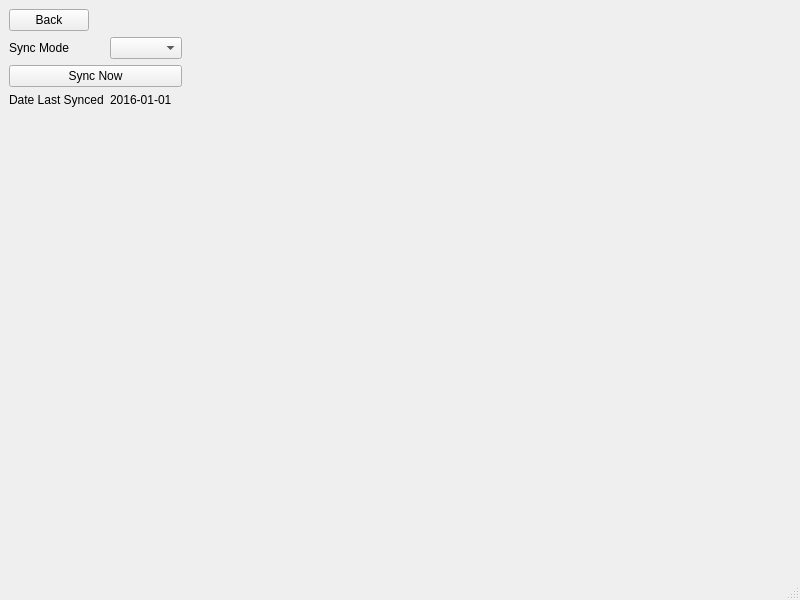
The window that views/settingsview.ui (Vermont-EPSCoR/Macroinvertebrates) describes before a commit, drawn with Qt 5.
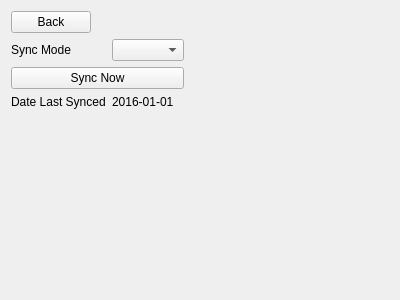
The same window after the commit.

Commit message:
Ported views from QMainWindows to QWidgets
Removed locationview

Diff of the .ui file:
```diff
--- a/views/settingsview.ui
+++ b/views/settingsview.ui
@@ -1,22 +1,18 @@
 <?xml version="1.0" encoding="UTF-8"?>
 <ui version="4.0">
  <class>SettingsView</class>
- <widget class="QMainWindow" name="SettingsView">
+ <widget class="QWidget" name="SettingsView">
   <property name="geometry">
    <rect>
     <x>0</x>
     <y>0</y>
-    <width>800</width>
-    <height>600</height>
+    <width>400</width>
+    <height>300</height>
    </rect>
   </property>
   <property name="windowTitle">
    <string>VT EPSCoR Field Guide</string>
   </property>
-  <property name="styleSheet">
-   <string notr="true"/>
-  </property>
-  <widget class="QWidget" name="centralwidget">
    <layout class="QVBoxLayout" name="verticalLayout">
     <item>
      <layout class="QHBoxLayout" name="horizontalLayout">
@@ -47,17 +43,24 @@
       <item>
        <layout class="QGridLayout" name="gridLayout">
         <item row="0" column="0">
-         <widget class="QLabel" name="label_2">
+        <widget class="QLabel" name="label">
           <property name="text">
            <string>Sync Mode</string>
           </property>
          </widget>
         </item>
         <item row="0" column="1">
-         <widget class="QComboBox" name="comboBox"/>
+        <widget class="QComboBox" name="syncModeComboBox"/>
+       </item>
+       <item row="1" column="0" colspan="2">
+        <widget class="QPushButton" name="syncButton">
+         <property name="text">
+          <string>Sync Now</string>
+         </property>
+        </widget>
         </item>
         <item row="2" column="0">
-         <widget class="QLabel" name="label_4">
+        <widget class="QLabel" name="label_2">
           <property name="text">
            <string>Date Last Synced</string>
           </property>
@@ -70,13 +73,6 @@
           </property>
          </widget>
         </item>
-        <item row="1" column="0" colspan="2">
-         <widget class="QPushButton" name="pushButton">
-          <property name="text">
-           <string>Sync Now</string>
-          </property>
-         </widget>
-        </item>
        </layout>
       </item>
       <item>
@@ -102,24 +98,12 @@
       <property name="sizeHint" stdset="0">
        <size>
         <width>20</width>
-        <height>357</height>
+       <height>132</height>
        </size>
       </property>
      </spacer>
     </item>
    </layout>
-  </widget>
-  <widget class="QMenuBar" name="menubar">
-   <property name="geometry">
-    <rect>
-     <x>0</x>
-     <y>0</y>
-     <width>800</width>
-     <height>22</height>
-    </rect>
-   </property>
-  </widget>
-  <widget class="QStatusBar" name="statusbar"/>
  </widget>
  <resources/>
  <connections/>
```
Left out of the diff: 12 changed lines with no effect on the pictures. Lines whose indentation alone changed are shown as unchanged. The commit also changes 21 other files.
